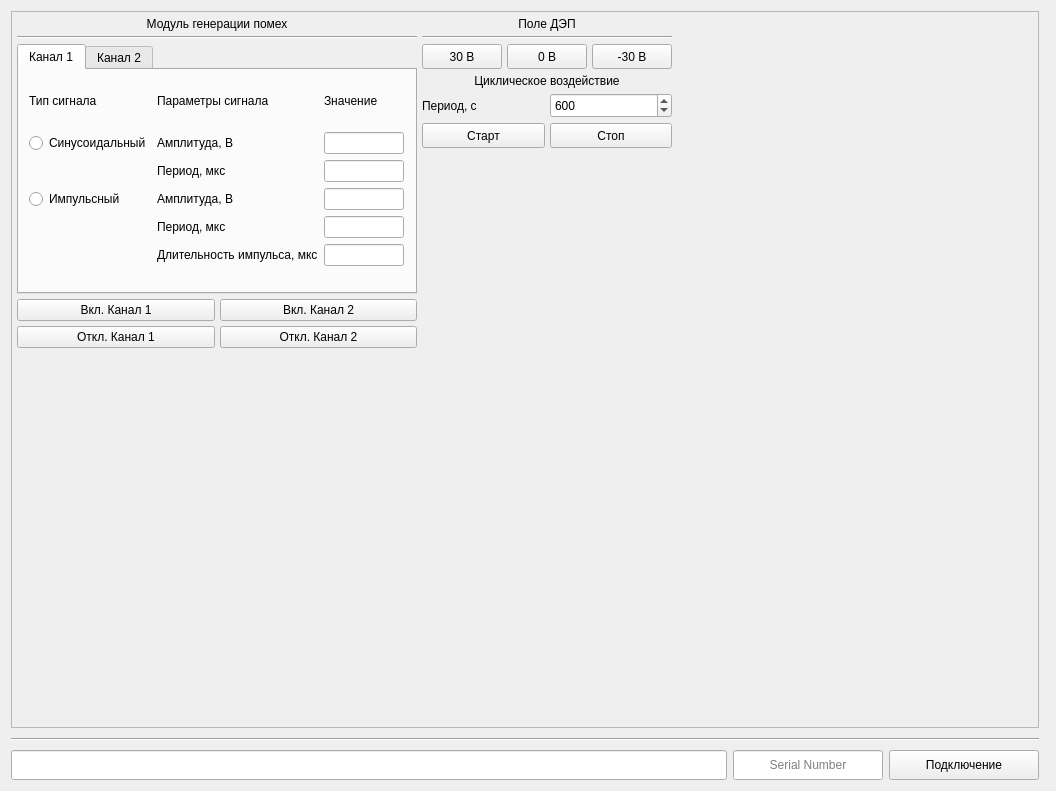
Old version of the form oai_kpa_mpp/oai_kpa_mpp_widget_qt.ui in the repository pelemeshko/oai_kpa_mpp.
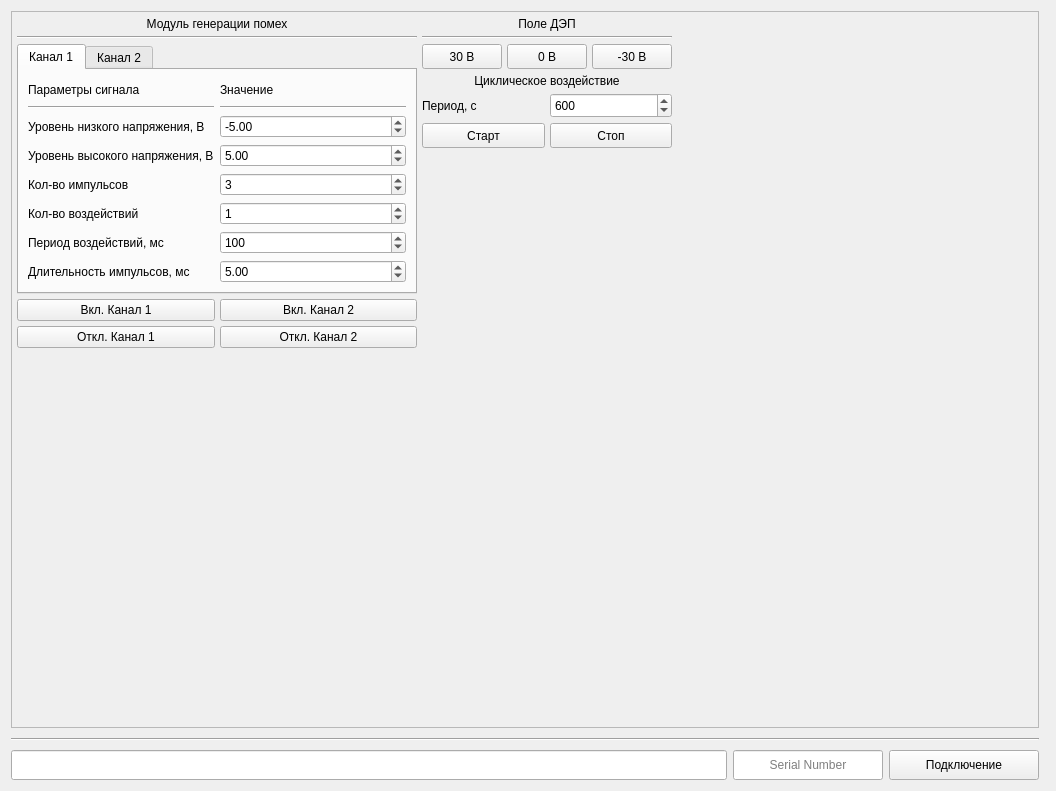
New version of the form.

```diff
--- a/oai_kpa_mpp/oai_kpa_mpp_widget_qt.ui
+++ b/oai_kpa_mpp/oai_kpa_mpp_widget_qt.ui
@@ -95,116 +95,148 @@
              <attribute name="title">
               <string>Канал 1</string>
              </attribute>
-             <widget class="QWidget" name="formLayoutWidget">
-              <property name="geometry">
-               <rect>
-                <x>10</x>
-                <y>10</y>
-                <width>375</width>
-                <height>186</height>
-               </rect>
-              </property>
+             <layout class="QHBoxLayout" name="horizontalLayout_3">
+              <item>
               <layout class="QGridLayout" name="gridLayout_4">
-               <item row="3" column="1">
+                <item row="6" column="0">
                 <widget class="QLabel" name="label_4">
                  <property name="text">
-                  <string>Амплитуда, В</string>
+                   <string>Кол-во воздействий</string>
                  </property>
                 </widget>
                </item>
-               <item row="7" column="1">
+                <item row="2" column="1">
+                 <widget class="Line" name="line_4">
+                  <property name="orientation">
+                   <enum>Qt::Horizontal</enum>
+                  </property>
+                 </widget>
+                </item>
+                <item row="8" column="0">
                 <widget class="QLabel" name="label_7">
                  <property name="text">
-                  <string>Длительность импульса, мкс</string>
+                   <string>Длительность импульсов, мс</string>
                  </property>
                 </widget>
                </item>
-               <item row="6" column="1">
+                <item row="7" column="0">
                 <widget class="QLabel" name="label_8">
                  <property name="text">
-                  <string>Период, мкс</string>
+                   <string>Период воздействий, мс</string>
                  </property>
                 </widget>
                </item>
-               <item row="7" column="2">
-                <widget class="QLineEdit" name="lineEdit_4"/>
-               </item>
-               <item row="1" column="2">
+                <item row="1" column="1">
                 <widget class="QLabel" name="label_9">
                  <property name="text">
                   <string>Значение</string>
                  </property>
                 </widget>
                </item>
-               <item row="5" column="2">
-                <widget class="QLineEdit" name="lineEdit_2"/>
-               </item>
                <item row="3" column="0">
-                <widget class="QRadioButton" name="radioButton_2">
-                 <property name="text">
-                  <string>Синусоидальный</string>
-                 </property>
-                </widget>
-               </item>
-               <item row="3" column="2">
-                <widget class="QLineEdit" name="lineEdit_5"/>
-               </item>
-               <item row="4" column="2">
-                <widget class="QLineEdit" name="lineEdit"/>
-               </item>
-               <item row="5" column="0">
-                <widget class="QRadioButton" name="radioButton">
-                 <property name="text">
-                  <string>Импульсный</string>
-                 </property>
-                </widget>
-               </item>
-               <item row="6" column="2">
-                <widget class="QLineEdit" name="lineEdit_3"/>
-               </item>
-               <item row="2" column="1">
-                <spacer name="horizontalSpacer_3">
-                 <property name="orientation">
-                  <enum>Qt::Horizontal</enum>
-                 </property>
-                 <property name="sizeHint" stdset="0">
-                  <size>
-                   <width>10</width>
-                   <height>5</height>
-                  </size>
-                 </property>
-                </spacer>
-               </item>
-               <item row="4" column="1">
-                <widget class="QLabel" name="label_5">
-                 <property name="text">
-                  <string>Период, мкс</string>
-                 </property>
-                </widget>
-               </item>
-               <item row="5" column="1">
                 <widget class="QLabel" name="label_6">
                  <property name="text">
-                  <string>Амплитуда, В</string>
+                   <string>Уровень низкого напряжения, В</string>
                  </property>
                 </widget>
                </item>
-               <item row="1" column="1">
-                <widget class="QLabel" name="label_3">
-                 <property name="text">
-                  <string>Параметры сигнала</string>
-                 </property>
-                </widget>
-               </item>
-               <item row="1" column="0">
+                <item row="5" column="0">
                 <widget class="QLabel" name="label_2">
                  <property name="text">
-                  <string>Тип сигнала</string>
+                   <string>Кол-во импульсов</string>
                  </property>
                 </widget>
                </item>
-              </layout>
-             </widget>
+                <item row="1" column="0">
+                 <widget class="QLabel" name="label_3">
+                  <property name="text">
+                   <string>Параметры сигнала</string>
+                  </property>
+                 </widget>
+                </item>
+                <item row="2" column="0">
+                 <widget class="Line" name="line_5">
+                  <property name="orientation">
+                   <enum>Qt::Horizontal</enum>
+                  </property>
+                 </widget>
+                </item>
+                <item row="4" column="0">
+                 <widget class="QLabel" name="label_5">
+                  <property name="text">
+                   <string>Уровень высокого напряжения, В</string>
+                  </property>
+                 </widget>
+                </item>
+                <item row="3" column="1">
+                 <widget class="QDoubleSpinBox" name="ch1_u0_spinbox">
+                  <property name="minimum">
+                   <double>-15.000000000000000</double>
+                  </property>
+                  <property name="maximum">
+                   <double>15.000000000000000</double>
+                  </property>
+                  <property name="value">
+                   <double>-5.000000000000000</double>
+                  </property>
+                 </widget>
+                </item>
+                <item row="4" column="1">
+                 <widget class="QDoubleSpinBox" name="ch1_u1_spinbox">
+                  <property name="minimum">
+                   <double>-15.000000000000000</double>
+                  </property>
+                  <property name="maximum">
+                   <double>15.000000000000000</double>
+                  </property>
+                  <property name="value">
+                   <double>5.000000000000000</double>
+                  </property>
+                 </widget>
+                </item>
+                <item row="5" column="1">
+                 <widget class="QSpinBox" name="ch1_N_spinbox">
+                  <property name="maximum">
+                   <number>125</number>
+                  </property>
+                  <property name="value">
+                   <number>3</number>
+                  </property>
+                 </widget>
+                </item>
+                <item row="6" column="1">
+                 <widget class="QSpinBox" name="ch1_M_spinbox">
+                  <property name="maximum">
+                   <number>255</number>
+                  </property>
+                  <property name="value">
+                   <number>1</number>
+                  </property>
+                 </widget>
+                </item>
+                <item row="7" column="1">
+                 <widget class="QSpinBox" name="ch1_T_spinbox">
+                  <property name="maximum">
+                   <number>65535</number>
+                  </property>
+                  <property name="value">
+                   <number>100</number>
+                  </property>
+                 </widget>
+                </item>
+                <item row="8" column="1">
+                 <widget class="QDoubleSpinBox" name="ch1_t_spinbox">
+                  <property name="maximum">
+                   <double>25.500000000000000</double>
+                  </property>
+                  <property name="value">
+                   <double>5.000000000000000</double>
+                  </property>
+                 </widget>
+                </item>
+               </layout>
+              </item>
+             </layout>
             </widget>
             <widget class="QWidget" name="tab_2">
              <attribute name="title">
```
Left out of the diff: 224 changed lines with no effect on the pictures. Lines whose indentation alone changed are shown as unchanged.
